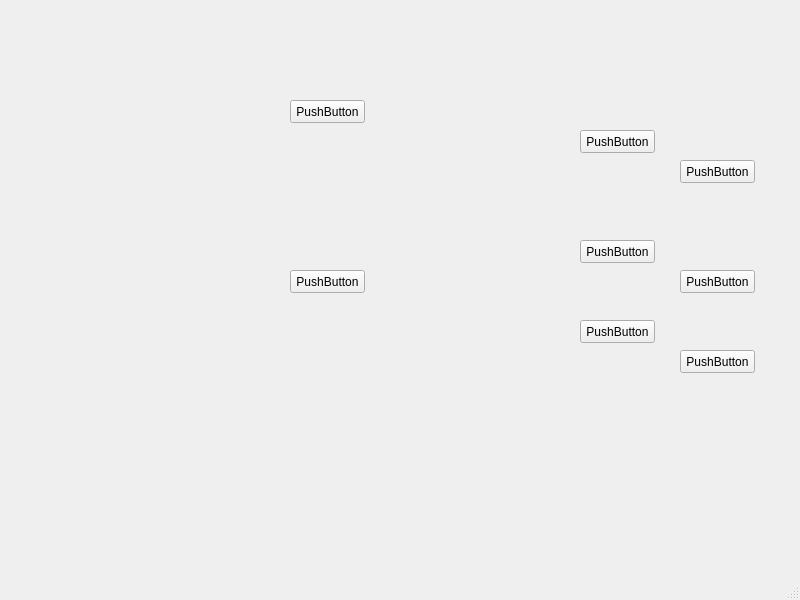
Above: libmodbus_study/mainwindow.ui from chonglongshan/qt_study before the change. Below: the same form after it.
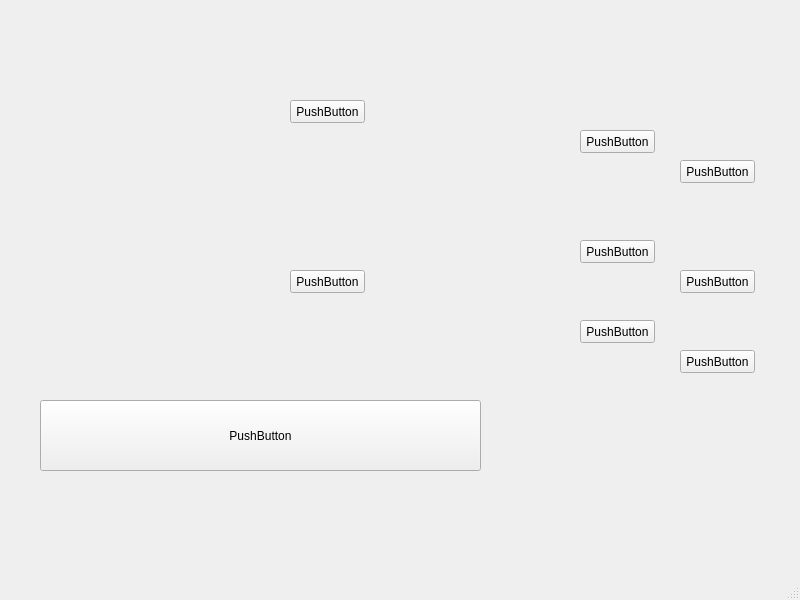
That is the form after the change.

Commit message: 使用 libmodbus 采集 IN 口状态。

```diff
--- a/libmodbus_study/mainwindow.ui
+++ b/libmodbus_study/mainwindow.ui
@@ -118,6 +118,19 @@
      <string>PushButton</string>
     </property>
    </widget>
+   <widget class="QPushButton" name="pushButton_9">
+    <property name="geometry">
+     <rect>
+      <x>40</x>
+      <y>400</y>
+      <width>441</width>
+      <height>71</height>
+     </rect>
+    </property>
+    <property name="text">
+     <string>PushButton</string>
+    </property>
+   </widget>
   </widget>
   <widget class="QMenuBar" name="menubar">
    <property name="geometry">
```
The commit also changes 2 other files.
